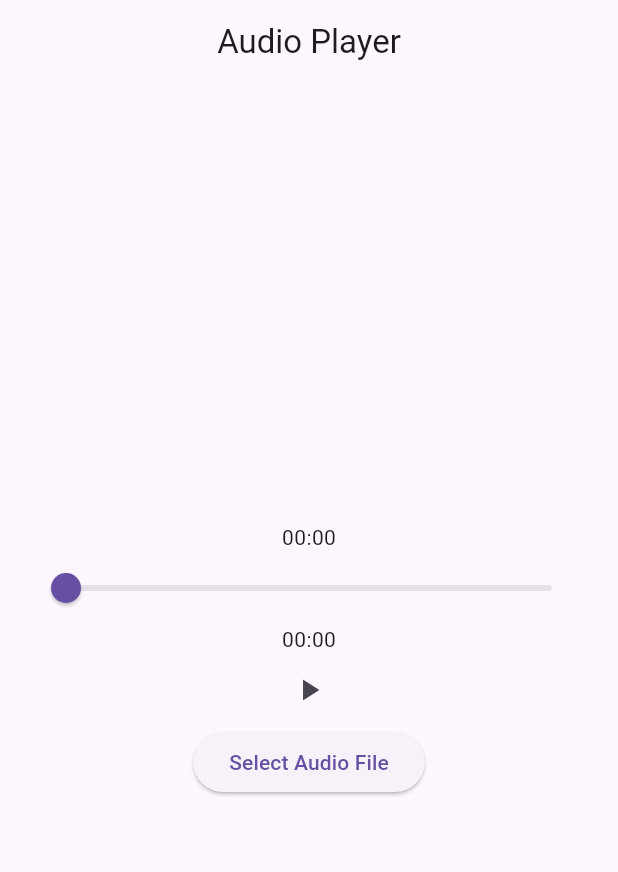
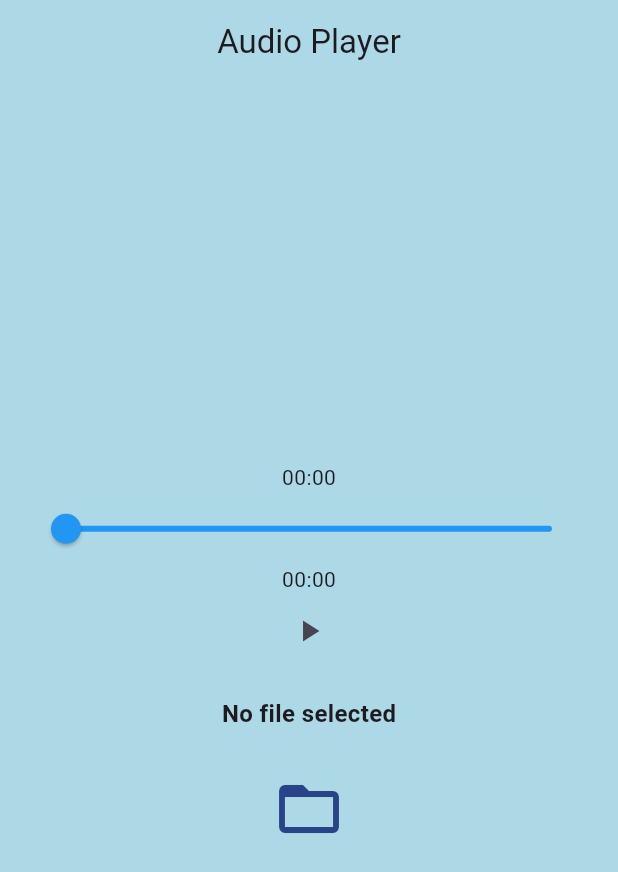
Before and after one commit to Artos1Tash/audio-player, a Flutter app: the screen it shows after launch, on a phone screen of 412 x 824 dp. Shown: the top 872 px of the screen. Run offline on Flutter 3.47's test engine with Material 3 defaults, Android fonts, the light colour scheme and no system bars; our stand-ins replace file_picker, just_audio.

Commit message:
Added theme and logo

```diff
--- a/lib/audio_player_screen.dart
+++ b/lib/audio_player_screen.dart
@@ -13,6 +13,7 @@ class _AudioPlayerScreenState extends State<AudioPlayerScreen> {
   final player = AudioPlayer();
   Duration position = Duration.zero;
   Duration? duration;
+  String? fileName;
 
   String formatDuration(Duration d) {
     final minutes = d.inMinutes.remainder(60);
@@ -39,6 +40,10 @@ class _AudioPlayerScreenState extends State<AudioPlayerScreen> {
 
     if (result != null) {
       String? filePath = result.files.single.path;
+      setState(() {
+        fileName = result.files.single.name;
+      });
+
       if (filePath != null) {
         try {
           await player.setFilePath(filePath);
@@ -72,13 +77,20 @@ class _AudioPlayerScreenState extends State<AudioPlayerScreen> {
     player.dispose();
     super.dispose();
   }
+  final Color darkBlue = const Color.fromRGBO(40, 67, 135, 1.0); // Dark blue
+  final Color lightBlue = const Color.fromRGBO(173, 216, 230, 1.0); // Light blue
+  final Color orange = const Color.fromRGBO(40, 163, 163, 1.0); // Orange
+  final Color yellow = const Color.fromRGBO(22, 108, 176, 1.0); // Yellow
+  final Color dawnColor = const Color.fromRGBO(14, 63, 119, 1.0); // Dawn color
 
   @override
   Widget build(BuildContext context) {
     return Scaffold(
+      backgroundColor: lightBlue, // Light blue background
       appBar: AppBar(
         centerTitle: true,
-        title: const Text('Audio Player'),
+        title: Text('Audio Player'),
+        backgroundColor: Colors.transparent, // Dark blue app bar background
       ),
       body: Padding(
         padding: const EdgeInsets.all(20.0),
@@ -89,21 +101,41 @@ class _AudioPlayerScreenState extends State<AudioPlayerScreen> {
             Slider(
               min: 0.0,
               max: (duration?.inSeconds ?? 0).toDouble(),
-              value: position.inSeconds.toDouble().clamp(0.0, (duration?.inSeconds ?? 0).toDouble()),
+              value: position.inSeconds.toDouble().clamp(
+                  0.0, (duration?.inSeconds ?? 0).toDouble()),
               onChanged: handleSeek,
+              activeColor: Colors.blue,
+              // Orange slider track
+              inactiveColor: Colors.blue, // Dawn color for inactive slider track
             ),
             Text(formatDuration(duration ?? Duration.zero)),
             IconButton(
               icon: Icon(player.playing ? Icons.pause : Icons.play_arrow),
               onPressed: handlePlayPause,
             ),
-            ElevatedButton(
+            const SizedBox(height: 20),
+            fileName != null
+                ? Text(
+              'Playing: $fileName',
+              style: TextStyle(fontSize: 16,
+                  fontWeight: FontWeight.bold,
+                  color: Colors.blueAccent), // Yellow color for file name
+            )
+                : Text(
+              'No file selected',
+              style: TextStyle(fontSize: 16, fontWeight: FontWeight.bold),
+            ),
+            const SizedBox(height: 20),
+            IconButton(
+              icon: Icon(Icons.folder_open),
               onPressed: selectFile,
-              child: const Text('Select Audio File'),
+              iconSize: 48,
+              tooltip: 'Select Audio File',
+              color: darkBlue, // Dark blue color for folder icon
             ),
           ],
         ),
       ),
     );
   }
-}
+  }
```
Also changed, not shown: pubspec.yaml (+9 -0 lines), assets/icon.png (added).
